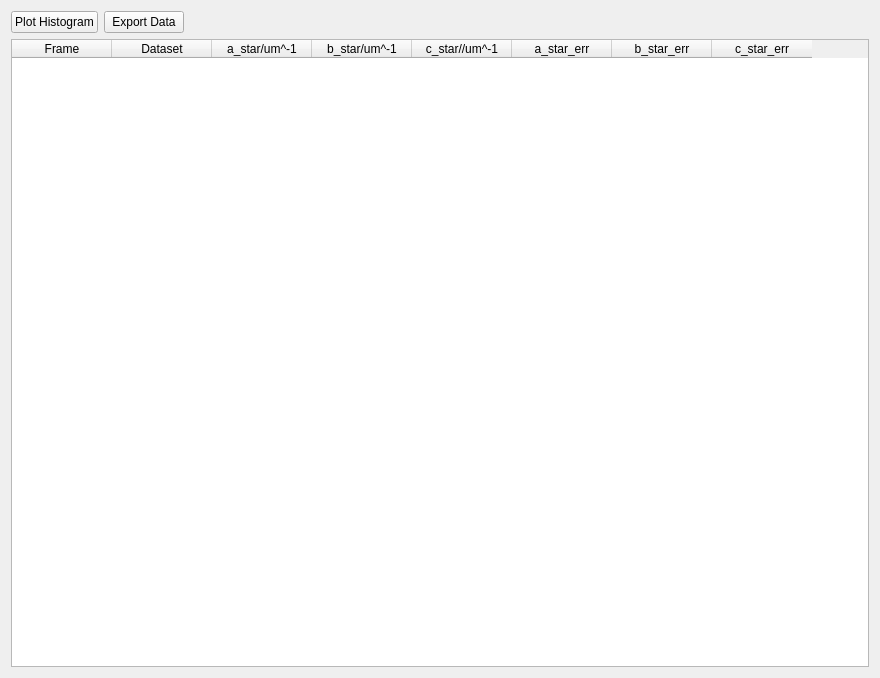
Qt form cxi_viewer/table.ui (lixx11/tools) before a commit.
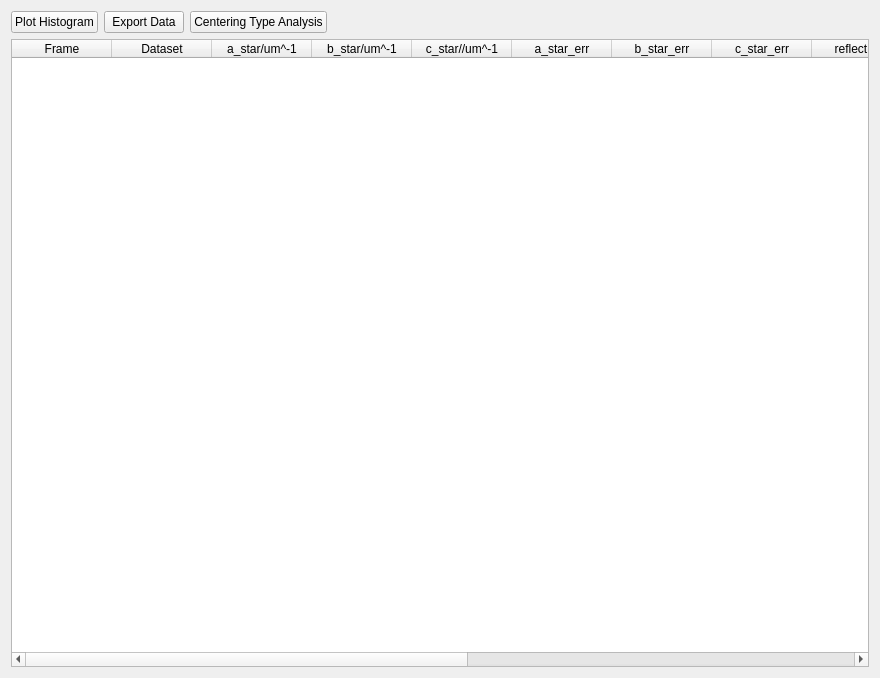
The same form after that commit.

Commit message: [update] add centering type analysis module

The edit to the form file:
```diff
--- a/cxi_viewer/table.ui
+++ b/cxi_viewer/table.ui
@@ -46,6 +46,13 @@
          </property>
         </widget>
        </item>
+       <item>
+        <widget class="QPushButton" name="centeringAnaButton">
+         <property name="text">
+          <string>Centering Type Analysis</string>
+         </property>
+        </widget>
+       </item>
        <item>
         <widget class="QPushButton" name="pushButton">
          <property name="enabled">
@@ -140,6 +147,41 @@
          <string>c_star_err</string>
         </property>
        </column>
+       <column>
+        <property name="text">
+         <string>reflections</string>
+        </property>
+       </column>
+       <column>
+        <property name="text">
+         <string>peaks</string>
+        </property>
+       </column>
+       <column>
+        <property name="text">
+         <string>paired peaks</string>
+        </property>
+       </column>
+       <column>
+        <property name="text">
+         <string>I-type peaks</string>
+        </property>
+       </column>
+       <column>
+        <property name="text">
+         <string>C-type peaks</string>
+        </property>
+       </column>
+       <column>
+        <property name="text">
+         <string>A-type peaks</string>
+        </property>
+       </column>
+       <column>
+        <property name="text">
+         <string>B-type peaks</string>
+        </property>
+       </column>
       </widget>
      </item>
     </layout>
```
The commit also changes 2 other files.
